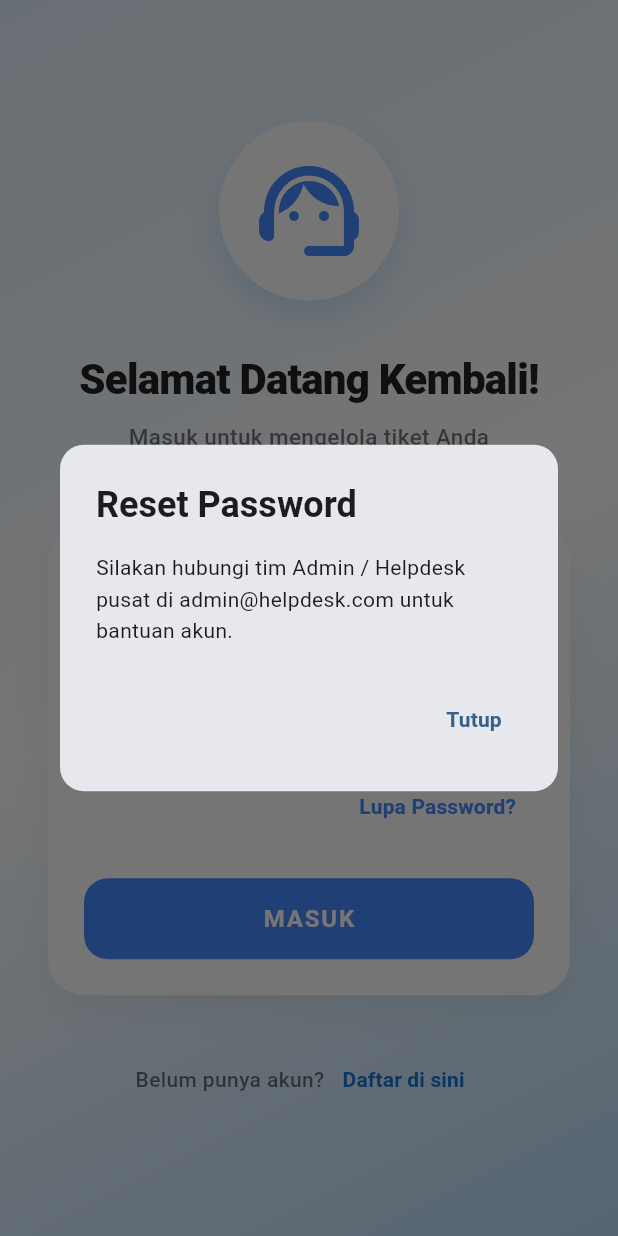
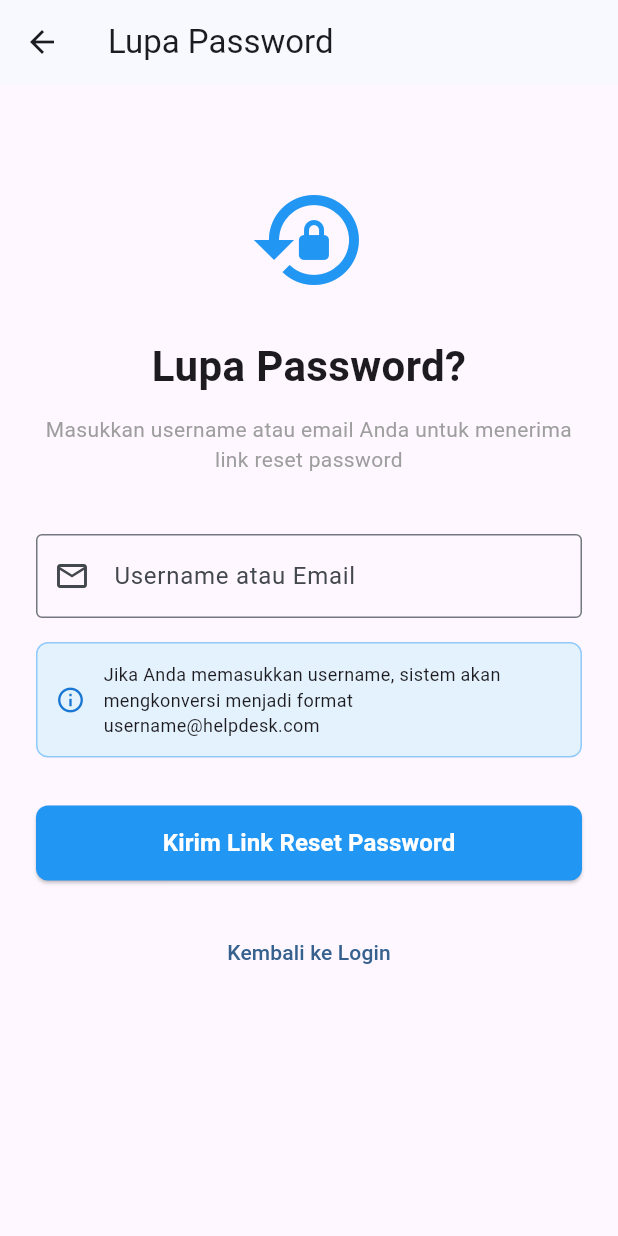
Before and after one commit to TendriZ/434241056_Muhammad-Raka-Razzani_B2_UTS, a Flutter app: the screen it shows after launch, after a tap on "Lupa Password?", on a phone screen of 412 x 824 dp. Run offline on Flutter 3.47's test engine with Material 3 defaults, Android fonts, the phone set to English and light mode, and no system bars; our stand-ins replace equatable, file_picker, flutter_bloc, flutter_riverpod, get_it, go_router and 2 more; accounts and stored records are empty.

Commit message:
feat(auth): add forgot password screen and reset password functionality
- Create forgot_password_page.dart with username/email input
- Add resetPassword() and updatePassword() to auth_provider
- Update login_page to navigate to forgot-password page
- Add route for /forgot-password in app_router
- Convert username to username@helpdesk.com format automatically
- Add success dialog with reset instructions

```diff
--- a/lib/core/services/app_router.dart
+++ b/lib/core/services/app_router.dart
@@ -4,6 +4,7 @@ import 'package:go_router/go_router.dart';
 import '../../features/auth/presentation/pages/login_page.dart';
 import '../../features/auth/presentation/pages/register_page.dart';
 import '../../features/auth/presentation/pages/splash_page.dart';
+import '../../features/auth/presentation/pages/forgot_password_page.dart';
 import '../../features/home/presentation/pages/home_page.dart';
 import '../../features/home/presentation/pages/helpdesk_home_page.dart';
 import '../../features/home/presentation/pages/admin_home_page.dart';
@@ -30,6 +31,11 @@ final routerProvider = Provider<GoRouter>((ref) {
         path: '/register',
         name: 'register',
         builder: (context, state) => const RegisterPage(),
+      ),
+      GoRoute(
+        path: '/forgot-password',
+        name: 'forgot_password',
+        builder: (context, state) => const ForgotPasswordPage(),
       ),
       GoRoute(
         path: '/home',
--- /dev/null
+++ b/lib/features/auth/presentation/pages/forgot_password_page.dart
@@ -0,0 +1,221 @@
+import 'package:flutter/material.dart';
+import 'package:flutter_riverpod/flutter_riverpod.dart';
+import '../../../auth/presentation/providers/auth_provider.dart';
+
+class ForgotPasswordPage extends ConsumerStatefulWidget {
+  const ForgotPasswordPage({super.key});
+
+  @override
+  ConsumerState<ForgotPasswordPage> createState() => _ForgotPasswordPageState();
+}
+
+class _ForgotPasswordPageState extends ConsumerState<ForgotPasswordPage> {
+  final _formKey = GlobalKey<FormState>();
+  final _emailController = TextEditingController();
+  bool _isLoading = false;
+  String? _successMessage;
+
+  @override
+  void dispose() {
+    _emailController.dispose();
+    super.dispose();
+  }
+
+  Future<void> _resetPassword() async {
+    if (!_formKey.currentState!.validate()) return;
+
+    setState(() {
+      _isLoading = true;
+      _successMessage = null;
+    });
+
+    try {
+      // Convert username to email format jika user input username
+      String email = _emailController.text.trim();
+
+      // Jika input tidak mengandung @, berarti user input username
+      if (!email.contains('@')) {
+        email = '${email.toLowerCase()}@helpdesk.com';
+      }
+
+      await ref.read(authProvider.notifier).resetPassword(email: email);
+
+      if (mounted) {
+        setState(() {
+          _successMessage = 'Email reset password telah dikirim ke $email';
+          _isLoading = false;
+        });
+
+        // Show success dialog
+        showDialog(
+          context: context,
+          builder: (context) => AlertDialog(
+            title: const Text('Email Terkirim'),
+            content: Text(
+              'Link reset password telah dikirim ke $email\n\nSilakan cek inbox Anda dan klik link untuk reset password.',
+            ),
+            actions: [
+              TextButton(
+                onPressed: () {
+                  Navigator.of(context).pop();
+                  Navigator.of(context).pop(); // Back to login
+                },
+                child: const Text('OK'),
+              ),
+            ],
+          ),
+        );
+      }
+    } catch (e) {
+      if (mounted) {
+        setState(() {
+          _isLoading = false;
+        });
+
+        // Show error dialog
+        showDialog(
+          context: context,
+          builder: (context) => AlertDialog(
+            title: const Text('Error'),
+            content: Text('Gagal mengirim email reset password: ${e.toString()}'),
+            actions: [
+              TextButton(
+                onPressed: () => Navigator.of(context).pop(),
+                child: const Text('OK'),
+              ),
+            ],
+          ),
+        );
+      }
+    }
+  }
+
+  @override
+  Widget build(BuildContext context) {
+    return Scaffold(
+      appBar: AppBar(
+        title: const Text('Lupa Password'),
+      ),
+      body: SafeArea(
+        child: SingleChildScrollView(
+          padding: const EdgeInsets.all(24.0),
+          child: Form(
+            key: _formKey,
+            child: Column(
+              crossAxisAlignment: CrossAxisAlignment.stretch,
+              children: [
+                const SizedBox(height: 40),
+
+                // Icon
+                const Icon(
+                  Icons.lock_reset,
+                  size: 80,
+                  color: Colors.blue,
+                ),
+
+                const SizedBox(height: 24),
+
+                // Title
+                const Text(
+                  'Lupa Password?',
+                  style: TextStyle(
+                    fontSize: 28,
+                    fontWeight: FontWeight.bold,
+                  ),
+                  textAlign: TextAlign.center,
+                ),
+
+                const SizedBox(height: 12),
+
+                // Subtitle
+                const Text(
+                  'Masukkan username atau email Anda untuk menerima link reset password',
+                  style: TextStyle(
+                    fontSize: 14,
+                    color: Colors.grey,
+                  ),
+                  textAlign: TextAlign.center,
+                ),
+
+                const SizedBox(height: 40),
+
+                // Email/Username Field
+                TextFormField(
+                  controller: _emailController,
+                  keyboardType: TextInputType.emailAddress,
+                  decoration: const InputDecoration(
+                    labelText: 'Username atau Email',
+                    hintText: 'Contoh: johndoe atau johndoe@helpdesk.com',
+                    prefixIcon: Icon(Icons.email_outlined),
+                    border: OutlineInputBorder(),
+                  ),
+                  validator: (value) {
+                    if (value == null || value.trim().isEmpty) {
+                      return 'Username atau email wajib diisi';
+                    }
+                    return null;
+                  },
+                ),
+
+                const SizedBox(height: 16),
+
+                // Info text
+                Container(
+                  padding: const EdgeInsets.all(12),
+                  decoration: BoxDecoration(
+                    color: Colors.blue.shade50,
+                    borderRadius: BorderRadius.circular(8),
+                    border: Border.all(color: Colors.blue.shade200),
+                  ),
+                  child: Row(
+                    children: [
+                      Icon(Icons.info_outline, color: Colors.blue.shade700, size: 20),
+                      const SizedBox(width: 12),
+                      const Expanded(
+                        child: Text(
+                          'Jika Anda memasukkan username, sistem akan mengkonversi menjadi format username@helpdesk.com',
+                          style: TextStyle(fontSize: 12),
+                        ),
+                      ),
+                    ],
+                  ),
+                ),
+
+                const SizedBox(height: 32),
+
+                // Reset Password Button
+                SizedBox(
+                  height: 50,
+                  child: ElevatedButton(
+                    onPressed: _isLoading ? null : _resetPassword,
+                    style: ElevatedButton.styleFrom(
+                      backgroundColor: Colors.blue,
+                      foregroundColor: Colors.white,
+                      shape: RoundedRectangleBorder(
+                        borderRadius: BorderRadius.circular(8),
+                      ),
+                    ),
+                    child: _isLoading
+                        ? const CircularProgressIndicator(color: Colors.white)
+                        : const Text(
+                            'Kirim Link Reset Password',
+                            style: TextStyle(fontSize: 16, fontWeight: FontWeight.bold),
+                          ),
+                  ),
+                ),
+
+                const SizedBox(height: 24),
+
+                // Back to Login
+                TextButton(
+                  onPressed: () => Navigator.of(context).pop(),
+                  child: const Text('Kembali ke Login'),
+                ),
+              ],
+            ),
+          ),
+        ),
+      ),
+    );
+  }
+}
--- a/lib/features/auth/presentation/pages/login_page.dart
+++ b/lib/features/auth/presentation/pages/login_page.dart
@@ -179,27 +179,7 @@ class _LoginPageState extends ConsumerState<LoginPage> {
                           Align(
                             alignment: Alignment.centerRight,
                             child: TextButton(
-                              onPressed: () {
-                                showDialog(
-                                  context: context,
-                                  builder: (context) => AlertDialog(
-                                    shape: RoundedRectangleBorder(
-                                      borderRadius: BorderRadius.circular(16)
-                                    ),
-                                    title: const Text('Reset Password', style: TextStyle(fontWeight: FontWeight.bold)),
-                                    content: const Text(
-                                      'Silakan hubungi tim Admin / Helpdesk pusat di admin@helpdesk.com untuk bantuan akun.',
-                                      style: TextStyle(height: 1.5),
-                                    ),
-                                    actions: [
-                                      TextButton(
-                                        onPressed: () => Navigator.pop(context),
-                                        child: const Text('Tutup', style: TextStyle(fontWeight: FontWeight.bold)),
-                                      )
-                                    ],
-                                  ),
-                                );
-                              },
+                              onPressed: () => context.push('/forgot-password'),
                               style: TextButton.styleFrom(
                                 foregroundColor: Colors.blueAccent,
                               ),
```
Also changed, not shown: lib/features/auth/presentation/providers/auth_provider.dart (+26 -0 lines).
